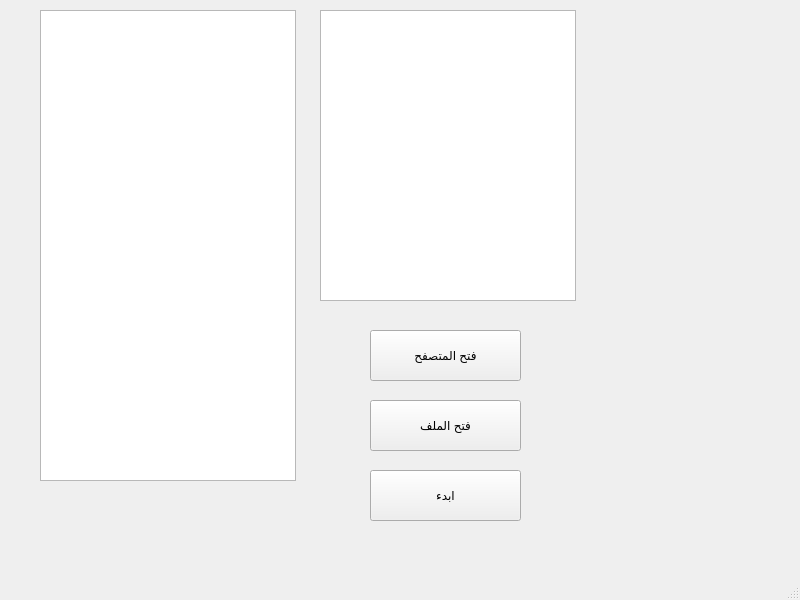
First picture: the form in Done/badayih post/untitled.ui, repository 3mora2/Tasks, before the edit.
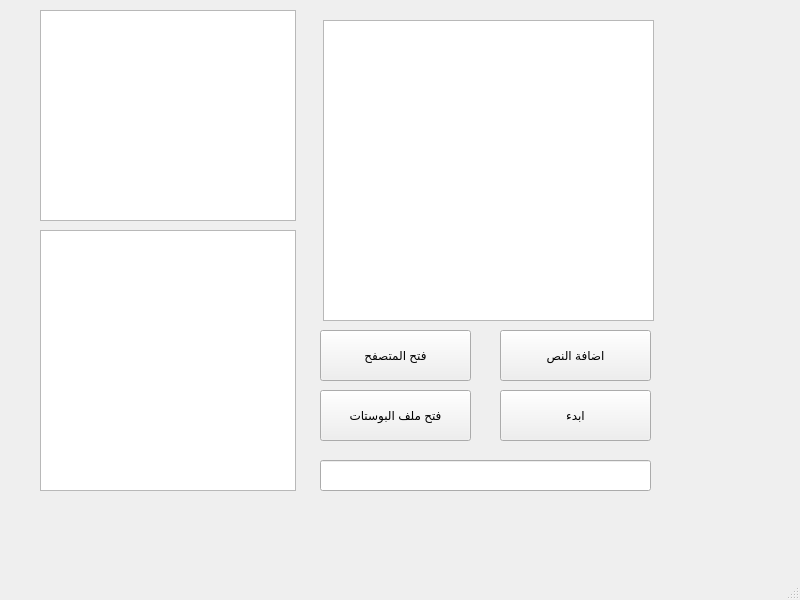
Second picture: the form after the edit.

```diff
--- a/Done/badayih post/untitled.ui
+++ b/Done/badayih post/untitled.ui
@@ -17,21 +17,21 @@
    <widget class="QPushButton" name="pushButton">
     <property name="geometry">
      <rect>
-      <x>370</x>
-      <y>400</y>
+      <x>320</x>
+      <y>390</y>
       <width>151</width>
       <height>51</height>
      </rect>
     </property>
     <property name="text">
-     <string>فتح الملف</string>
+     <string>فتح ملف البوستات</string>
     </property>
    </widget>
    <widget class="QPushButton" name="pushButton_2">
     <property name="geometry">
      <rect>
-      <x>370</x>
-      <y>470</y>
+      <x>500</x>
+      <y>390</y>
       <width>151</width>
       <height>51</height>
      </rect>
@@ -44,26 +44,26 @@
     <property name="geometry">
      <rect>
       <x>40</x>
-      <y>10</y>
+      <y>230</y>
       <width>256</width>
-      <height>471</height>
+      <height>261</height>
      </rect>
     </property>
    </widget>
    <widget class="QListWidget" name="listWidget_2">
     <property name="geometry">
      <rect>
-      <x>320</x>
+      <x>40</x>
       <y>10</y>
       <width>256</width>
-      <height>291</height>
+      <height>211</height>
      </rect>
     </property>
    </widget>
    <widget class="QPushButton" name="pushButton_3">
     <property name="geometry">
      <rect>
-      <x>370</x>
+      <x>320</x>
       <y>330</y>
       <width>151</width>
       <height>51</height>
@@ -73,6 +73,39 @@
      <string>فتح المتصفح</string>
     </property>
    </widget>
+   <widget class="QPushButton" name="pushButton_4">
+    <property name="geometry">
+     <rect>
+      <x>500</x>
+      <y>330</y>
+      <width>151</width>
+      <height>51</height>
+     </rect>
+    </property>
+    <property name="text">
+     <string>اضافة النص</string>
+    </property>
+   </widget>
+   <widget class="QTextEdit" name="textEdit">
+    <property name="geometry">
+     <rect>
+      <x>323</x>
+      <y>20</y>
+      <width>331</width>
+      <height>301</height>
+     </rect>
+    </property>
+   </widget>
+   <widget class="QLineEdit" name="lineEdit">
+    <property name="geometry">
+     <rect>
+      <x>320</x>
+      <y>460</y>
+      <width>331</width>
+      <height>31</height>
+     </rect>
+    </property>
+   </widget>
   </widget>
   <widget class="QMenuBar" name="menubar">
    <property name="geometry">
```
